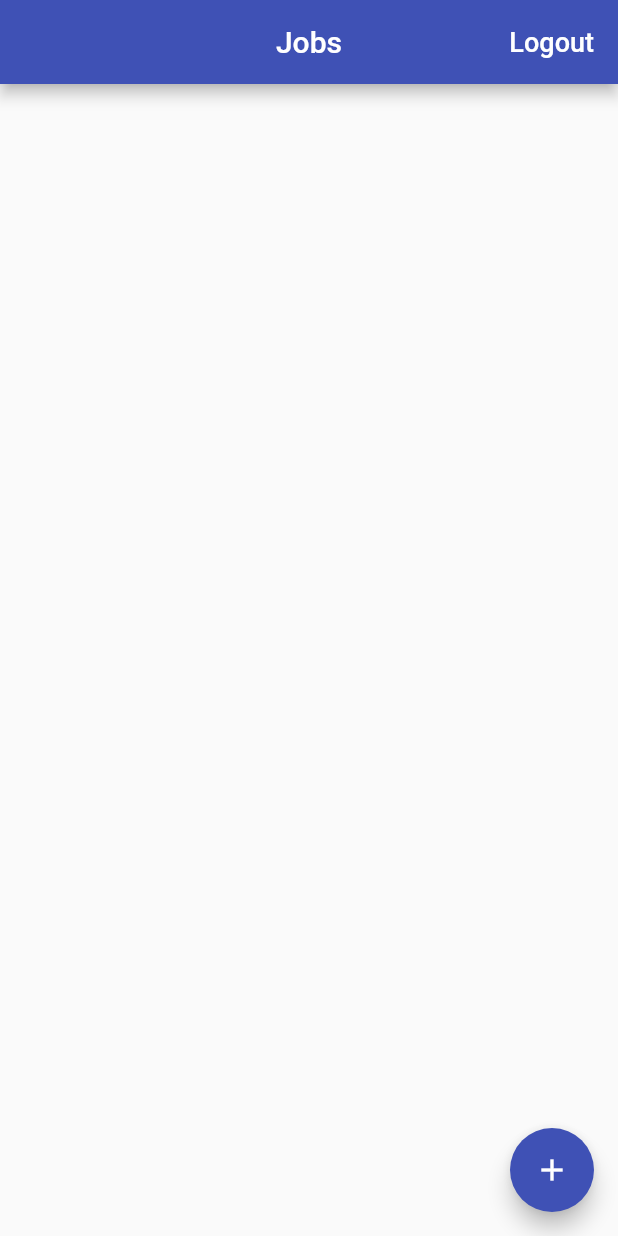
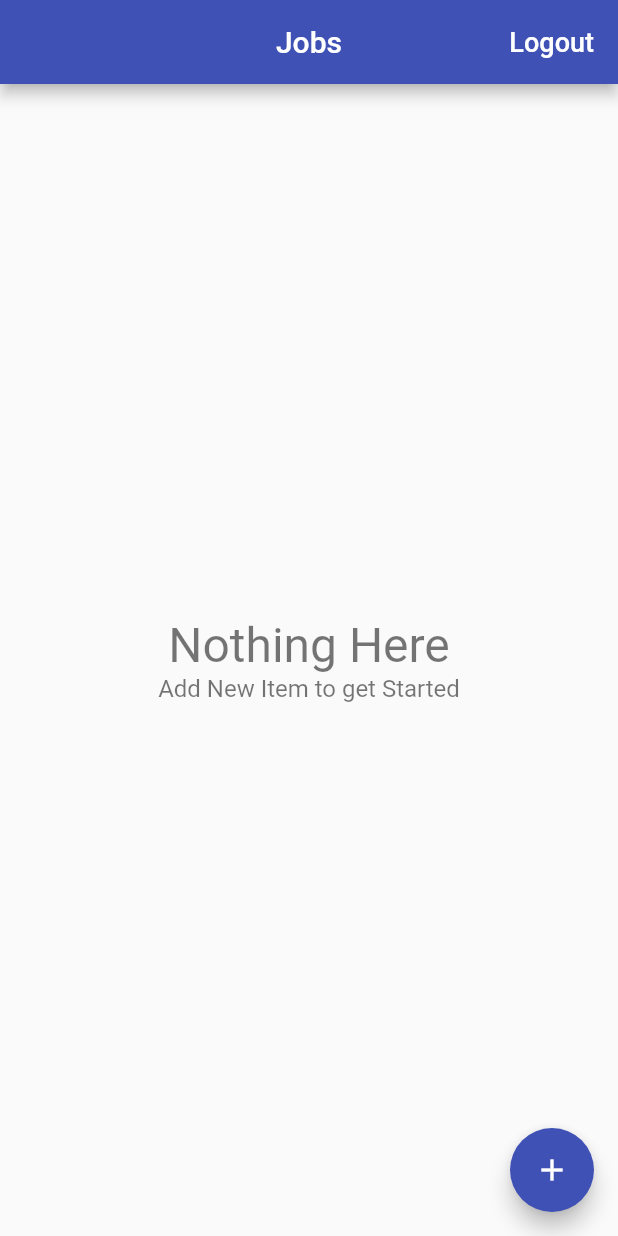
Before and after one commit to ravindra6596/time_tracker, a Flutter app: the screen it shows once a user with an empty profile is signed in, on a phone screen of 412 x 824 dp. Run offline on Flutter 3.47's test engine with Material 2 defaults, Android fonts, the phone set to English and light mode, and no system bars; our stand-ins replace cloud_firestore, firebase_auth, firebase_core, google_sign_in; missing offline and left inert: flutter_login_facebook; accounts and stored records are empty.

Commit message:
Insert/Update Job

```diff
--- /dev/null
+++ b/lib/app/home/jobs/empty_content.dart
@@ -0,0 +1,30 @@
+import 'package:flutter/material.dart';
+
+class EmptyContent extends StatelessWidget {
+  const EmptyContent({
+    Key key,
+    this.title = 'Nothing Here',
+    this.message = 'Add New Item to get Started',
+  }) : super(key: key);
+  final String title;
+  final String message;
+
+  @override
+  Widget build(BuildContext context) {
+    return Center(
+      child: Column(
+        mainAxisAlignment: MainAxisAlignment.center,
+        children: [
+          Text(
+            title,
+            style: TextStyle(fontSize: 32, color: Colors.black54),
+          ),
+          Text(
+            message,
+            style: TextStyle(fontSize: 16.0, color: Colors.black54),
+          ),
+        ],
+      ),
+    );
+  }
+}
--- a/lib/app/home/jobs/jobs_page.dart
+++ b/lib/app/home/jobs/jobs_page.dart
@@ -1,9 +1,13 @@
+import 'package:firebase_auth/firebase_auth.dart';
 import 'package:flutter/material.dart';
 import 'package:provider/provider.dart';
 import 'package:time_tracker/app/home/jobs/edit_job.dart';
+import 'package:time_tracker/app/home/jobs/empty_content.dart';
 import 'package:time_tracker/app/home/jobs/job_list_tile.dart';
+import 'package:time_tracker/app/home/jobs/list_items_builder.dart';
 import 'package:time_tracker/app/home/models/job.dart';
 import 'package:time_tracker/common_widgets/alert_dialog.dart';
+import 'package:time_tracker/common_widgets/exception_alert_dialog.dart';
 import 'package:time_tracker/services/auth.dart';
 import 'package:time_tracker/services/database.dart';
 
@@ -27,6 +31,19 @@ class JobsPage extends StatelessWidget {
     );
     if (didRequestSignOut == true) {
       _signOut(context);
+    }
+  }
+
+  Future<void> _delete(BuildContext context, Job job) async {
+    try {
+      final database = Provider.of<Database>(context, listen: false);
+      await database.deleteJob(job);
+    } on FirebaseException catch (e) {
+      showExceptionAlertDialog(
+        context,
+        title: 'Operation Failed',
+        exception: e,
+      );
     }
   }
 
@@ -62,25 +79,22 @@ class JobsPage extends StatelessWidget {
     return StreamBuilder<List<Job>>(
         stream: database.jobsStream(),
         builder: (context, snapshot) {
-          if (snapshot.hasData) {
-            final jobs = snapshot.data;
-            final children = jobs
-                .map((job) => JobListTile(
+          return ListItemsBuilder(
+            snapshot: snapshot,
+            itemBuilder: (context, job) => Dismissible(
+              key: Key('job-${job.id}'),
+              background: Container(color: Colors.red),
+              direction: DismissDirection.endToStart,
+              onDismissed: (direction) => _delete(context, job),
+              child: JobListTile(
                 job: job,
                 onTap: () => EditJob.show(
                   context,
                   job: job,
                 ),
-                    ))
-                .toList();
-            return ListView(
-              children: children,
+              ),
+            ),
           );
-          }
-          if (snapshot.hasError) {
-            return Center(child: Text('Some Error Occured'));
-          }
-          return Center(child: CircularProgressIndicator());
         });
   }
 }
--- /dev/null
+++ b/lib/app/home/jobs/list_items_builder.dart
@@ -0,0 +1,53 @@
+import 'package:flutter/material.dart';
+import 'package:time_tracker/app/home/jobs/empty_content.dart';
+
+typedef ItemWidgetBuilder<T> = Widget Function(
+  BuildContext context,
+  T item,
+);
+
+class ListItemsBuilder<T> extends StatelessWidget {
+  const ListItemsBuilder({
+    Key key,
+    @required this.snapshot,
+    @required this.itemBuilder,
+  }) : super(key: key);
+  final AsyncSnapshot<List<T>> snapshot;
+  final ItemWidgetBuilder<T> itemBuilder;
+
+  @override
+  Widget build(BuildContext context) {
+    if (snapshot.hasData) {
+      final List<T> items = snapshot.data;
+      if (items.isNotEmpty) {
+        return _buildList(items);
+      } else {
+        return EmptyContent();
+      }
+    } else if (snapshot.hasError) {
+      return EmptyContent(
+        title: 'Something Wents Wrong',
+        message: 'Can\'t load items right now',
+      );
+    }
+    return Center(child: CircularProgressIndicator());
+  }
+
+  Widget _buildList(List<T> items) {
+    // ListView.Builder() =>
+    // - Sutable for lists with large number of items
+    // - builder called on-the-fly for visible items(Good for Performance)
+    return ListView.separated(
+        itemCount: items.length + 2,
+        separatorBuilder: (context, index) => Divider(
+              height: 0.5,
+              color: Colors.grey,
+            ),
+        itemBuilder: (context, index) {
+          if (index == 0 || index == items.length + 1) {
+            return Container();
+          }
+          return itemBuilder(context, items[index-1]);
+        });
+  }
+}
```
Also changed, not shown: lib/services/database.dart (+10 -2 lines), lib/services/firestore_service.dart (+9 -1 lines). Lines whose indentation alone changed are shown as unchanged.
